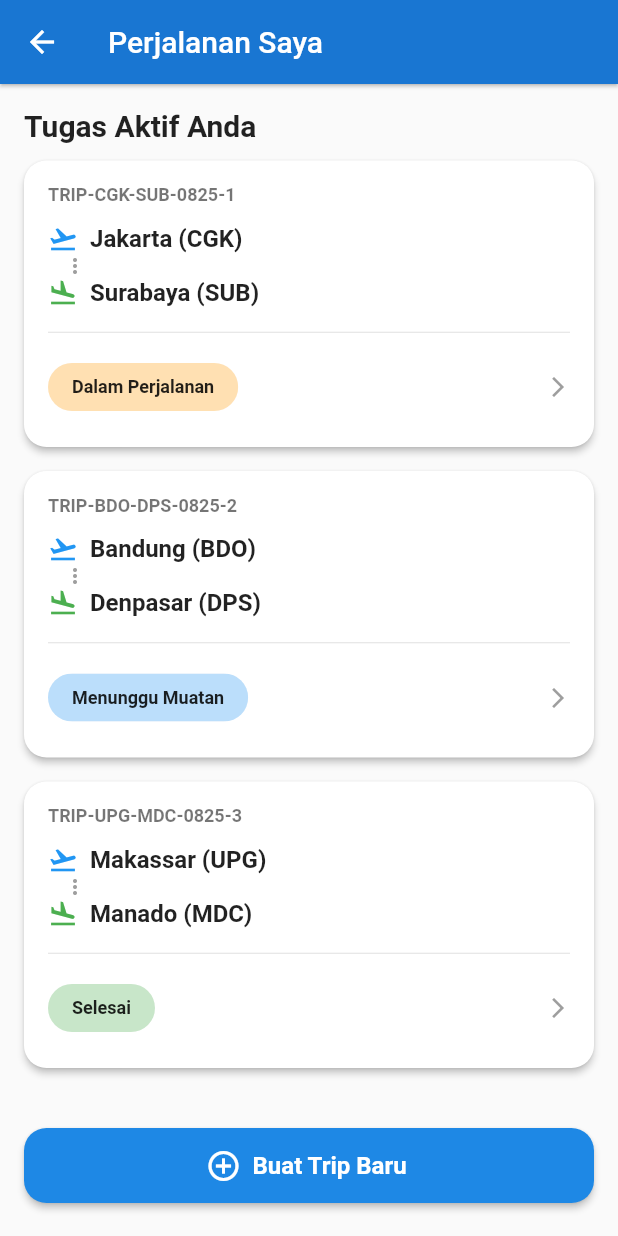
After one commit to farhanmuzakki213/Frontend_Merallin, a Flutter app: the MyTripScreen screen opened directly, on a phone screen of 412 x 824 dp. The commit adds this screen. Run offline on Flutter 3.47's test engine with Material 2 defaults, Android fonts, the phone set to English and light mode, and no system bars; our stand-ins replace flutter_dotenv, geolocator, hive_flutter, image_picker, permission_handler; accounts and stored records are empty; Roboto replaces fonts that are missing (Poppins).

Commit message:
tampilan Trip Driver

```diff
--- a/lib/home_screen.dart
+++ b/lib/home_screen.dart
@@ -9,7 +9,7 @@ import 'package:frontend_merallin/services/permission_service.dart';
 import 'package:frontend_merallin/utils/snackbar_helper.dart';
 import 'package:image_picker/image_picker.dart';
 import 'package:provider/provider.dart';
-// --- PERUBAHAN DI SINI: Tambahkan import untuk halaman baru ---
+import 'package:frontend_merallin/my_trip_screen.dart';
 import 'package:frontend_merallin/history_screen.dart';
 
 import 'driver_history_screen.dart';
@@ -258,7 +258,12 @@ class _HomeScreenContentState extends State<HomeScreenContent> {
           AnimatedMenuItem(
               icon: Icons.local_shipping_outlined,
               label: 'Mulai Trip',
-              onTap: () {}),
+              onTap: () {
+                Navigator.push(
+                  context,
+                  MaterialPageRoute(builder: (context) => const MyTripScreen()),
+                );
+              }),
           AnimatedMenuItem(
               icon: Icons.flag_outlined, label: 'Selesai Trip', onTap: () {}),
         ],
--- /dev/null
+++ b/lib/my_trip_screen.dart
@@ -0,0 +1,198 @@
+import 'package:flutter/material.dart';
+
+class MyTripScreen extends StatelessWidget {
+  const MyTripScreen({super.key});
+
+  @override
+  Widget build(BuildContext context) {
+    return Scaffold(
+      appBar: AppBar(
+        title: const Text('Perjalanan Saya'),
+        backgroundColor: Colors.blue[700],
+        elevation: 1,
+      ),
+      body: ListView(
+        padding: const EdgeInsets.all(16.0),
+        children: [
+          _buildSectionHeader(context, 'Tugas Aktif Anda'),
+          const SizedBox(height: 12),
+          // --- Contoh Trip Card 1 (Dalam Perjalanan) ---
+          _buildTripCard(
+            context,
+            tripId: 'TRIP-CGK-SUB-0825-1',
+            origin: 'Jakarta (CGK)',
+            destination: 'Surabaya (SUB)',
+            status: 'Dalam Perjalanan',
+            onTap: () {
+              // TODO: Navigasi ke halaman detail trip
+            },
+          ),
+          // --- Contoh Trip Card 2 (Menunggu Muatan) ---
+          _buildTripCard(
+            context,
+            tripId: 'TRIP-BDO-DPS-0825-2',
+            origin: 'Bandung (BDO)',
+            destination: 'Denpasar (DPS)',
+            status: 'Menunggu Muatan',
+            onTap: () {
+              // TODO: Navigasi ke halaman detail trip
+            },
+          ),
+           // --- Contoh Trip Card 3 (Selesai) ---
+          _buildTripCard(
+            context,
+            tripId: 'TRIP-UPG-MDC-0825-3',
+            origin: 'Makassar (UPG)',
+            destination: 'Manado (MDC)',
+            status: 'Selesai',
+            onTap: () {
+              // TODO: Navigasi ke halaman detail trip
+            },
+          ),
+          const SizedBox(height: 24),
+          _buildCreateTripButton(context),
+        ],
+      ),
+    );
+  }
+
+  // Widget untuk header seksi
+  Widget _buildSectionHeader(BuildContext context, String title) {
+    return Text(
+      title,
+      style: Theme.of(context)
+          .textTheme
+          .titleLarge
+          ?.copyWith(fontWeight: FontWeight.bold, color: Colors.black87),
+    );
+  }
+
+  // Widget untuk kartu tugas/trip
+  Widget _buildTripCard(
+    BuildContext context, {
+    required String tripId,
+    required String origin,
+    required String destination,
+    required String status,
+    required VoidCallback onTap,
+  }) {
+    return Card(
+      elevation: 2,
+      margin: const EdgeInsets.only(bottom: 16),
+      shape: RoundedRectangleBorder(borderRadius: BorderRadius.circular(15)),
+      child: InkWell(
+        onTap: onTap,
+        borderRadius: BorderRadius.circular(15),
+        child: Padding(
+          padding: const EdgeInsets.all(16.0),
+          child: Column(
+            crossAxisAlignment: CrossAxisAlignment.start,
+            children: [
+              Text(
+                tripId,
+                style: const TextStyle(
+                  fontWeight: FontWeight.bold,
+                  color: Colors.black54,
+                  fontSize: 12,
+                ),
+              ),
+              const SizedBox(height: 12),
+              Row(
+                children: [
+                  const Icon(Icons.flight_takeoff_outlined, color: Colors.blue, size: 20),
+                  const SizedBox(width: 8),
+                  Expanded(
+                    child: Text(
+                      origin,
+                      style: const TextStyle(fontSize: 16, fontWeight: FontWeight.w600),
+                    ),
+                  ),
+                ],
+              ),
+              const Padding(
+                padding: EdgeInsets.only(left: 10.0),
+                child: Icon(Icons.more_vert, color: Colors.grey, size: 16),
+              ),
+              Row(
+                children: [
+                  const Icon(Icons.flight_land_outlined, color: Colors.green, size: 20),
+                  const SizedBox(width: 8),
+                  Expanded(
+                    child: Text(
+                      destination,
+                      style: const TextStyle(fontSize: 16, fontWeight: FontWeight.w600),
+                    ),
+                  ),
+                ],
+              ),
+              const SizedBox(height: 16),
+              const Divider(height: 1),
+              const SizedBox(height: 12),
+              Row(
+                mainAxisAlignment: MainAxisAlignment.spaceBetween,
+                children: [
+                  _buildStatusChip(status),
+                  const Icon(Icons.arrow_forward_ios, size: 16, color: Colors.grey),
+                ],
+              ),
+            ],
+          ),
+        ),
+      ),
+    );
+  }
+
+  // Widget untuk menampilkan status dengan chip berwarna
+  Widget _buildStatusChip(String status) {
+    Color chipColor;
+    String chipText;
+
+    switch (status) {
+      case 'Dalam Perjalanan':
+        chipColor = Colors.orange.shade100;
+        chipText = 'Dalam Perjalanan';
+        break;
+      case 'Menunggu Muatan':
+        chipColor = Colors.blue.shade100;
+        chipText = 'Menunggu Muatan';
+        break;
+      case 'Selesai':
+        chipColor = Colors.green.shade100;
+        chipText = 'Selesai';
+        break;
+      default:
+        chipColor = Colors.grey.shade200;
+        chipText = 'Unknown';
+    }
+
+    return Chip(
+      label: Text(
+        chipText,
+        style: TextStyle(
+            color: Colors.black87, fontWeight: FontWeight.bold, fontSize: 12),
+      ),
+      backgroundColor: chipColor,
+      padding: const EdgeInsets.symmetric(horizontal: 8, vertical: 4),
+    );
+  }
+
+  // Widget untuk tombol "Buat Trip"
+  Widget _buildCreateTripButton(BuildContext context) {
+    return ElevatedButton.icon(
+      icon: const Icon(Icons.add_circle_outline, color: Colors.white),
+      label: const Text('Buat Trip Baru', style: TextStyle(color: Colors.white)),
+      onPressed: () {
+        // TODO: Implementasi logika untuk membuat trip baru
+        // Contoh: menampilkan dialog atau menavigasi ke form pembuatan trip
+      },
+      style: ElevatedButton.styleFrom(
+        backgroundColor: Colors.blue[600],
+        minimumSize: const Size(double.infinity, 50),
+        shape: RoundedRectangleBorder(
+          borderRadius: BorderRadius.circular(15),
+        ),
+        textStyle: const TextStyle(fontSize: 16, fontWeight: FontWeight.bold),
+      ),
+    );
+  }
+}
```
